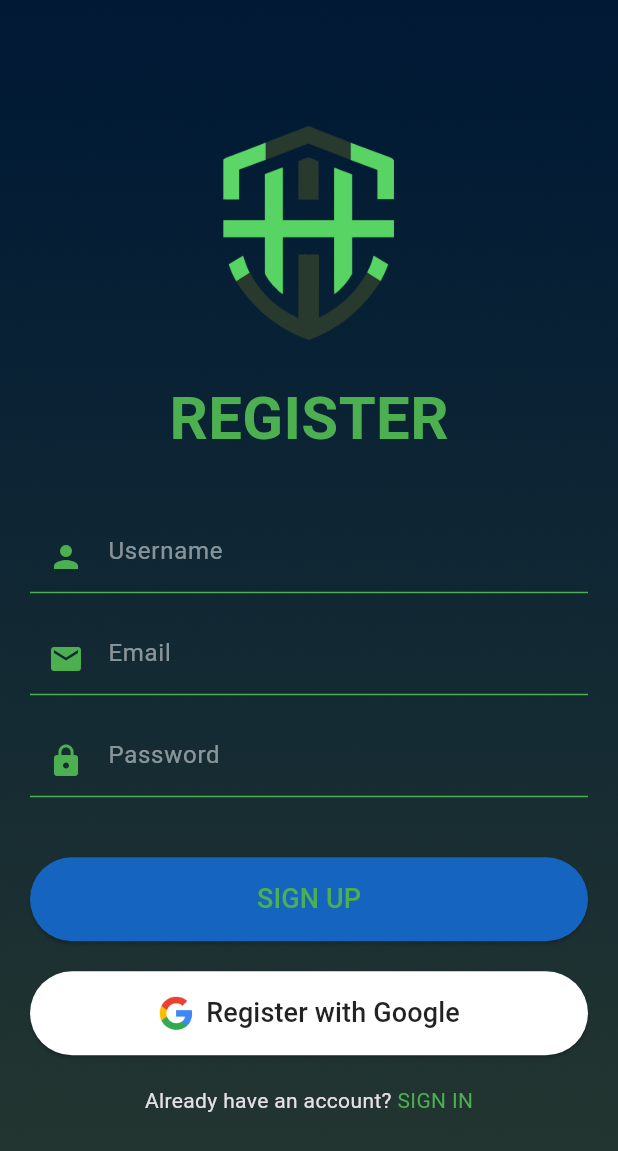
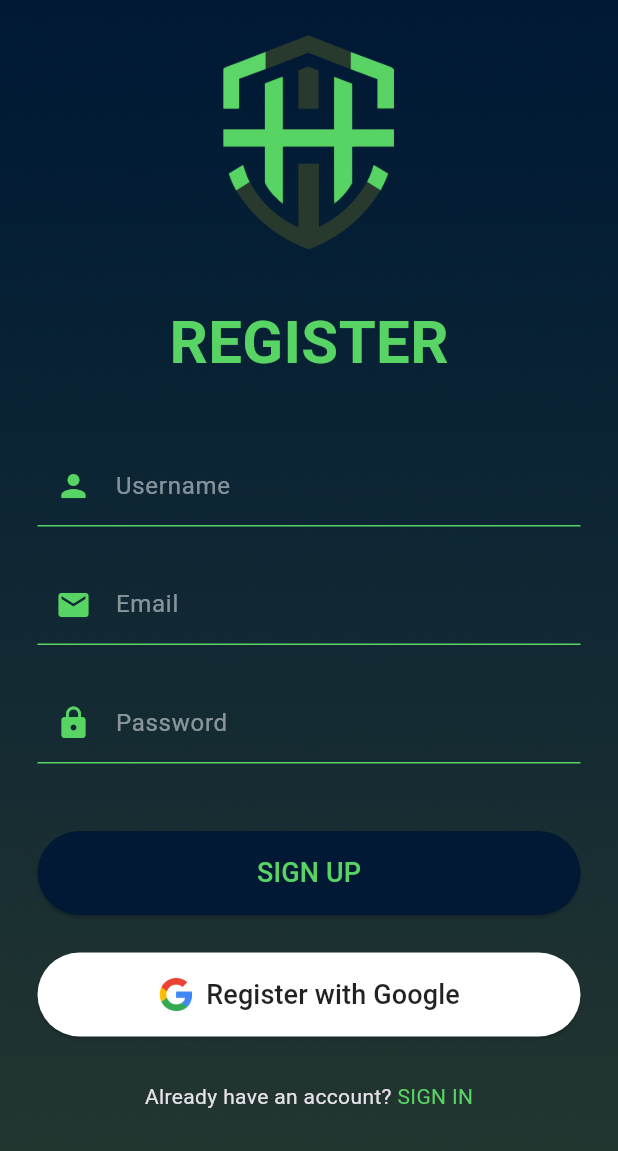
Before and after one commit to Luc4st1574/harkai, a Flutter app: the screen it shows after launch, after a tap on "REGISTER", on a phone screen of 412 x 824 dp. Shown: the top 1151 px of the screen. Run offline on Flutter 3.47's test engine with Material 3 defaults, Android fonts, the phone set to English and light mode, and no system bars; our stand-ins replace firebase_auth, firebase_core, fluttertoast, google_sign_in; accounts and stored records are empty; generated files the repository leaves out were written again; network calls fail.

Commit message:
add: firebase basic sign up features

```diff
--- a/lib/login.dart
+++ b/lib/login.dart
@@ -4,14 +4,30 @@ import 'package:google_sign_in/google_sign_in.dart';
 import 'signup.dart';
 import 'home.dart';
 
-class Login extends StatelessWidget {
+class Login extends StatefulWidget {
   const Login({super.key});
+
+  @override
+  // ignore: library_private_types_in_public_api
+  _LoginState createState() => _LoginState();
+}
+
+class _LoginState extends State<Login> {
+  final _emailController = TextEditingController();
+  final _passwordController = TextEditingController();
+
+  @override
+  void dispose() {
+    _emailController.dispose();
+    _passwordController.dispose();
+    super.dispose();
+  }
 
   Future<void> _handleGoogleSignIn(BuildContext context) async {
     try {
       final GoogleSignInAccount? googleUser = await GoogleSignIn().signIn();
       if (googleUser == null) {
-        return;
+        return; // The user canceled the sign-in
       }
 
       final GoogleSignInAuthentication googleAuth = await googleUser.authentication;
@@ -21,6 +37,18 @@ class Login extends StatelessWidget {
       );
 
       await FirebaseAuth.instance.signInWithCredential(credential);
+      if (!mounted) return;
+
+      // ignore: use_build_context_synchronously
+      ScaffoldMessenger.of(context).showSnackBar(
+        const SnackBar(content: Text('Google Sign-In successful!')),
+      );
+      // Navigate to home screen or another action
+      Navigator.pushReplacement(
+        // ignore: use_build_context_synchronously
+        context,
+        MaterialPageRoute(builder: (context) => const Home()),
+      );
     } catch (e) {
       // ignore: use_build_context_synchronously
       ScaffoldMessenger.of(context).showSnackBar(
@@ -30,7 +58,7 @@ class Login extends StatelessWidget {
   }
 
   void _showForgotPasswordModal(BuildContext context) {
-    TextEditingController emailController = TextEditingController();
+    final TextEditingController emailController = TextEditingController();
 
     showDialog(
       context: context,
@@ -39,7 +67,7 @@ class Login extends StatelessWidget {
           backgroundColor: const Color(0xFF2164A1),
           title: const Text(
             'Forgot Password',
-            style: TextStyle(color: Colors.green),
+            style: TextStyle(color: Color(0xFF57D463)),
           ),
           content: Column(
             mainAxisSize: MainAxisSize.min,
@@ -56,13 +84,13 @@ class Login extends StatelessWidget {
                   hintText: 'Email',
                   hintStyle: TextStyle(color: Colors.white.withOpacity(0.5)),
                   enabledBorder: const UnderlineInputBorder(
-                    borderSide: BorderSide(color: Colors.green),
+                    borderSide: BorderSide(color: Color(0xFF57D463)),
                   ),
                   focusedBorder: const UnderlineInputBorder(
-                    borderSide: BorderSide(color: Colors.green),
+                    borderSide: BorderSide(color: Color(0xFF57D463)),
                   ),
                 ),
-                cursorColor: Colors.green,
+                cursorColor: const Color(0xFF57D463),
               ),
             ],
           ),
@@ -73,6 +101,8 @@ class Login extends StatelessWidget {
                   await FirebaseAuth.instance.sendPasswordResetEmail(
                     email: emailController.text.trim(),
                   );
+                  if (!mounted) return;
+
                   // ignore: use_build_context_synchronously
                   Navigator.of(context).pop();
                   // ignore: use_build_context_synchronously
@@ -97,33 +127,41 @@ class Login extends StatelessWidget {
     );
   }
 
+  void _handleLogin(BuildContext context) {
+    final email = _emailController.text.trim();
+    final password = _passwordController.text.trim();
+
+    if (email.isEmpty || password.isEmpty) {
+      ScaffoldMessenger.of(context).showSnackBar(
+        const SnackBar(content: Text('Please enter your email and password.')),
+      );
+      return;
+    }
+
+    // Perform the login logic here, using FirebaseAuth or any other method
+    ScaffoldMessenger.of(context).showSnackBar(
+      const SnackBar(content: Text('Logging in...')),
+    );
+
+    Navigator.pushReplacement(
+      context,
+      MaterialPageRoute(builder: (context) => const Home()),
+    );
+  }
+
   @override
   Widget build(BuildContext context) {
     return Scaffold(
       body: Stack(
         children: [
-          // Background image
-          Container(
-            decoration: const BoxDecoration(
-              image: DecorationImage(
-                image: AssetImage('assets/images/background.png'),
-                fit: BoxFit.cover,
-              ),
-            ),
-          ),
-          // Content
+          _buildBackgroundImage(),
           SafeArea(
             child: Padding(
               padding: const EdgeInsets.all(20.0),
               child: Column(
                 mainAxisAlignment: MainAxisAlignment.center,
                 children: [
-                  // Logo
-                  Image.asset(
-                    'assets/images/logo.png',
-                    width: 150,
-                    height: 150,
-                  ),
+                  _buildLogo(),
                   const SizedBox(height: 20),
                   const Text(
                     'LOGIN',
@@ -134,43 +172,72 @@ class Login extends StatelessWidget {
                     ),
                   ),
                   const SizedBox(height: 40),
-                  // Username field
-                  const CustomTextField(
+                  CustomTextField(
+                    controller: _emailController,
                     hintText: 'Email',
                     icon: Icons.person,
                   ),
                   const SizedBox(height: 20),
-                  // Password field
-                  const CustomTextField(
+                  CustomTextField(
+                    controller: _passwordController,
                     hintText: 'Password',
                     icon: Icons.lock,
                     obscureText: true,
                   ),
                   const SizedBox(height: 10),
-                  // Forgot password
-                  Align(
-                    alignment: Alignment.centerRight,
-                    child: GestureDetector(
-                      onTap: () {
-                        _showForgotPasswordModal(context);
-                      },
-                      child: const Text(
-                        'Forgot Password?',
-                        style: TextStyle(color: Colors.green),
+                  _buildForgotPassword(context),
+                  const SizedBox(height: 40),
+                  _buildSignInButton(context),
+                  const SizedBox(height: 20),
+                  _buildGoogleSignInButton(context),
+                  const SizedBox(height: 20),
+                  _buildRegisterLink(context),
+                ],
               ),
             ),
           ),
-                  const SizedBox(height: 40),
-                  // Sign In button
-                  SizedBox(
+        ],
+      ),
+    );
+  }
+
+  Widget _buildBackgroundImage() {
+    return Container(
+      decoration: const BoxDecoration(
+        image: DecorationImage(
+          image: AssetImage('assets/images/background.png'),
+          fit: BoxFit.cover,
+        ),
+      ),
+    );
+  }
+
+  Widget _buildLogo() {
+    return Image.asset(
+      'assets/images/logo.png',
+      width: 150,
+      height: 150,
+    );
+  }
+
+  Widget _buildForgotPassword(BuildContext context) {
+    return Align(
+      alignment: Alignment.centerRight,
+      child: GestureDetector(
+        onTap: () => _showForgotPasswordModal(context),
+        child: const Text(
+          'Forgot Password?',
+          style: TextStyle(color: Color(0xFF57D463)),
+        ),
+      ),
+    );
+  }
+
+  Widget _buildSignInButton(BuildContext context) {
+    return SizedBox(
       width: double.infinity,
       child: ElevatedButton(
-                      onPressed: () {
-                        Navigator.push(
-                          context,
-                          MaterialPageRoute(builder: (context) => const Home()),
-                        );
-                      },
+        onPressed: () => _handleLogin(context),
         style: ElevatedButton.styleFrom(
           backgroundColor: const Color(0xFF2164A1),
           padding: const EdgeInsets.symmetric(vertical: 15),
@@ -183,14 +250,15 @@ class Login extends StatelessWidget {
           style: TextStyle(
             fontSize: 18,
             fontWeight: FontWeight.bold,
-                          color: Color(0xFF88ED8A),
+            color: Color(0xFF57D463),
           ),
         ),
       ),
-                  ),
-                  const SizedBox(height: 20),
-                  // Google Sign In button
-                  SizedBox(
+    );
+  }
+
+  Widget _buildGoogleSignInButton(BuildContext context) {
+    return SizedBox(
       width: double.infinity,
       child: ElevatedButton.icon(
         onPressed: () => _handleGoogleSignIn(context),
@@ -210,10 +278,11 @@ class Login extends StatelessWidget {
           style: TextStyle(fontSize: 18, color: Colors.black87),
         ),
       ),
-                  ),
-                  const SizedBox(height: 20),
-                  // Register link
-                  Row(
+    );
+  }
+
+  Widget _buildRegisterLink(BuildContext context) {
+    return Row(
       mainAxisAlignment: MainAxisAlignment.center,
       children: [
         const Text("Don't have an account? "),
@@ -221,22 +290,15 @@ class Login extends StatelessWidget {
           onTap: () {
             Navigator.push(
               context,
-                            MaterialPageRoute(builder: (context) => const Signup()),
+              MaterialPageRoute(builder: (context) => Signup()),
             );
           },
           child: const Text(
             'REGISTER',
-                          style: TextStyle(color: Colors.green),
+            style: TextStyle(color: Color(0xFF57D463)),
           ),
         ),
       ],
-                  ),
-                ],
-              ),
-            ),
-          ),
-        ],
-      ),
     );
   }
 }
@@ -245,32 +307,34 @@ class CustomTextField extends StatelessWidget {
   final String hintText;
   final IconData icon;
   final bool obscureText;
+  final TextEditingController controller;
 
   const CustomTextField({
     super.key,
     required this.hintText,
     required this.icon,
+    required this.controller,
     this.obscureText = false,
   });
 
   @override
   Widget build(BuildContext context) {
     return TextField(
+      controller: controller,
       obscureText: obscureText,
       style: const TextStyle(color: Colors.white),
       decoration: InputDecoration(
-        prefixIcon: Icon(icon, color: Colors.green),
+        prefixIcon: Icon(icon, color: const Color(0xFF57D463)),
         hintText: hintText,
         hintStyle: TextStyle(color: Colors.white.withOpacity(0.5)),
         enabledBorder: const UnderlineInputBorder(
-          borderSide: BorderSide(color: Colors.green),
+          borderSide: BorderSide(color: Color(0xFF57D463)),
         ),
         focusedBorder: const UnderlineInputBorder(
-          borderSide: BorderSide(color: Colors.green),
+          borderSide: BorderSide(color: Color(0xFF57D463)),
         ),
       ),
-      keyboardAppearance: Brightness.dark,
-      cursorColor: Colors.green,
+      cursorColor: const Color(0xFF57D463),
     );
   }
 }
--- a/lib/signup.dart
+++ b/lib/signup.dart
@@ -1,10 +1,14 @@
 import 'package:flutter/material.dart';
+import 'package:firebase_auth/firebase_auth.dart';
 import 'package:google_sign_in/google_sign_in.dart';
-import 'package:firebase_auth/firebase_auth.dart';
-
+import 'services/auth_service.dart';
 
 class Signup extends StatelessWidget {
-  const Signup({super.key});
+  Signup({super.key});
+
+  final TextEditingController _usernameController = TextEditingController();
+  final TextEditingController _emailController = TextEditingController();
+  final TextEditingController _passwordController = TextEditingController();
 
   Future<void> _handleGoogleSignIn(BuildContext context) async {
     try {
@@ -33,85 +37,120 @@ class Signup extends StatelessWidget {
       body: Stack(
         children: [
           // Background image
-          Container(
+          _buildBackgroundImage(),
+          SafeArea(
+            child: SingleChildScrollView(
+              child: Padding(
+                padding: const EdgeInsets.symmetric(horizontal: 25.0, vertical: 20.0),
+                child: Column(
+                  mainAxisAlignment: MainAxisAlignment.center,
+                  children: [
+                    // Logo
+                    _buildLogo(),
+                    const SizedBox(height: 30), // Increased vertical spacing
+                    const Text(
+                      'REGISTER',
+                      style: TextStyle(
+                        fontSize: 40,
+                        fontWeight: FontWeight.bold,
+                        color: Color(0xFF57D463),
+                      ),
+                    ),
+                    const SizedBox(height: 40),
+                    // Username field
+                    CustomTextField(
+                      controller: _usernameController,
+                      hintText: 'Username',
+                      icon: Icons.person,
+                    ),
+                    const SizedBox(height: 25), // Increased vertical spacing
+                    // Email field
+                    CustomTextField(
+                      controller: _emailController,
+                      hintText: 'Email',
+                      icon: Icons.email,
+                    ),
+                    const SizedBox(height: 25), // Increased vertical spacing
+                    // Password field
+                    CustomTextField(
+                      controller: _passwordController,
+                      hintText: 'Password',
+                      icon: Icons.lock,
+                      obscureText: true,
+                    ),
+                    const SizedBox(height: 45), // Increased vertical spacing
+                    // Sign Up button
+                    _buildSignupButton(context),
+                    const SizedBox(height: 25), // Increased vertical spacing
+                    // Google Register button
+                    _buildGoogleSignupButton(context),
+                    const SizedBox(height: 30), // Increased vertical spacing
+                    // Sign In link
+                    _buildSignInLink(context),
+                  ],
+                ),
+              ),
+            ),
+          ),
+        ],
+      ),
+    );
+  }
+
+  // Helper widget methods
+
+  Widget _buildBackgroundImage() {
+    return Container(
       decoration: const BoxDecoration(
         image: DecorationImage(
           image: AssetImage('assets/images/background.png'),
           fit: BoxFit.cover,
         ),
       ),
-          ),
-          // Content
-          SafeArea(
-            child: Padding(
-              padding: const EdgeInsets.all(20.0),
-              child: Column(
-                mainAxisAlignment: MainAxisAlignment.center,
-                children: [
-                  // Logo
-                  Image.asset(
+    );
+  }
+
+  Widget _buildLogo() {
+    return Image.asset(
       'assets/images/logo.png',
       width: 150,
       height: 150,
-                  ),
-                  const SizedBox(height: 20),
-                  const Text(
-                    'REGISTER',
-                    style: TextStyle(
-                      fontSize: 40,
-                      fontWeight: FontWeight.bold,
-                      color: Colors.green,
-                    ),
-                  ),
-                  const SizedBox(height: 40),
-                  // Username field
-                  const CustomTextField(
-                    hintText: 'Username',
-                    icon: Icons.person,
-                  ),
-                  const SizedBox(height: 20),
-                  // Email field
-                  const CustomTextField(
-                    hintText: 'Email',
-                    icon: Icons.email,
-                  ),
-                  const SizedBox(height: 20),
-                  // Password field
-                  const CustomTextField(
-                    hintText: 'Password',
-                    icon: Icons.lock,
-                    obscureText: true,
-                  ),
-                  const SizedBox(height: 40),
-                  // Sign Up button
-                  SizedBox(
+    );
+  }
+
+  Widget _buildSignupButton(BuildContext context) {
+    return SizedBox(
       width: double.infinity,
       child: ElevatedButton(
-                      onPressed: () {
-                        // Add your sign up logic here
+        onPressed: () async {
+          await AuthService().signup(
+            email: _emailController.text,
+            password: _passwordController.text,
+          );
         },
         style: ElevatedButton.styleFrom(
-                        backgroundColor: Colors.blue[800],
-                        padding: const EdgeInsets.symmetric(vertical: 15),
+          backgroundColor: const Color(0xFF011935),
+          padding: const EdgeInsets.symmetric(vertical: 15, horizontal: 10),
           shape: RoundedRectangleBorder(
             borderRadius: BorderRadius.circular(30),
           ),
         ),
         child: const Text(
           'SIGN UP',
-                        style: TextStyle(fontSize: 18, color: Colors.green),
+          style: TextStyle(fontSize: 18, color: Color(0xFF57D463)),
         ),
       ),
-                  ),
-                  const SizedBox(height: 20),
-                  // Google Register button
-                  SizedBox(
+    );
+  }
+
+  Widget _buildGoogleSignupButton(BuildContext context) {
+    return SizedBox(
       width: double.infinity,
       child: ElevatedButton.icon(
         onPressed: () => _handleGoogleSignIn(context),
         style: ElevatedButton.styleFrom(
           backgroundColor: Colors.white,
-                        padding: const EdgeInsets.symmetric(vertical: 15),
+          padding: const EdgeInsets.symmetric(vertical: 15, horizontal: 10),
           shape: RoundedRectangleBorder(
             borderRadius: BorderRadius.circular(30),
           ),
@@ -125,10 +164,11 @@ class Signup extends StatelessWidget {
           style: TextStyle(fontSize: 18, color: Colors.black87),
         ),
       ),
-                  ),
-                  const SizedBox(height: 20),
-                  // Sign In link
-                  Row(
+    );
+  }
+
+  Widget _buildSignInLink(BuildContext context) {
+    return Row(
       mainAxisAlignment: MainAxisAlignment.center,
       children: [
         const Text("Already have an account? "),
@@ -138,29 +178,23 @@ class Signup extends StatelessWidget {
           },
           child: const Text(
             'SIGN IN',
-                          style: TextStyle(color: Colors.green),
+            style: TextStyle(color: Color(0xFF57D463)),
           ),
         ),
       ],
-                  ),
-                ],
-              ),
-            ),
-          ),
-        ],
-      ),
     );
   }
 }
 
-
 class CustomTextField extends StatelessWidget {
+  final TextEditingController controller;
   final String hintText;
   final IconData icon;
   final bool obscureText;
 
   const CustomTextField({
     super.key,
+    required this.controller,
     required this.hintText,
     required this.icon,
     this.obscureText = false,
@@ -169,21 +203,23 @@ class CustomTextField extends StatelessWidget {
   @override
   Widget build(BuildContext context) {
     return TextField(
+      controller: controller,
       obscureText: obscureText,
       style: const TextStyle(color: Colors.white),
       decoration: InputDecoration(
-        prefixIcon: Icon(icon, color: Colors.green),
+        prefixIcon: Icon(icon, color: const Color(0xFF57D463)),
         hintText: hintText,
         hintStyle: TextStyle(color: Colors.white.withOpacity(0.5)),
+        contentPadding: const EdgeInsets.symmetric(vertical: 15), // Added vertical padding
         enabledBorder: const UnderlineInputBorder(
-          borderSide: BorderSide(color: Colors.green),
+          borderSide: BorderSide(color: Color(0xFF57D463)),
         ),
         focusedBorder: const UnderlineInputBorder(
-          borderSide: BorderSide(color: Colors.green),
+          borderSide: BorderSide(color: Color(0xFF57D463)),
         ),
       ),
       keyboardAppearance: Brightness.dark,
-      cursorColor: Colors.green,
+      cursorColor: const Color(0xFF57D463),
     );
   }
 }
--- a/pubspec.yaml
+++ b/pubspec.yaml
@@ -40,6 +40,8 @@ dependencies:
   google_sign_in: ^6.2.1
   cloud_firestore: ^5.4.3
   google_maps_flutter: ^2.2.0
+  google_fonts: ^6.2.1
+  fluttertoast: ^8.2.8
 
 dev_dependencies:
   flutter_test:
```
Also changed, not shown: lib/home.dart (+17 -18 lines), lib/services/auth_service.dart (+35 -0 lines), pubspec.lock, 2 other files. Lines whose indentation alone changed are shown as unchanged.
